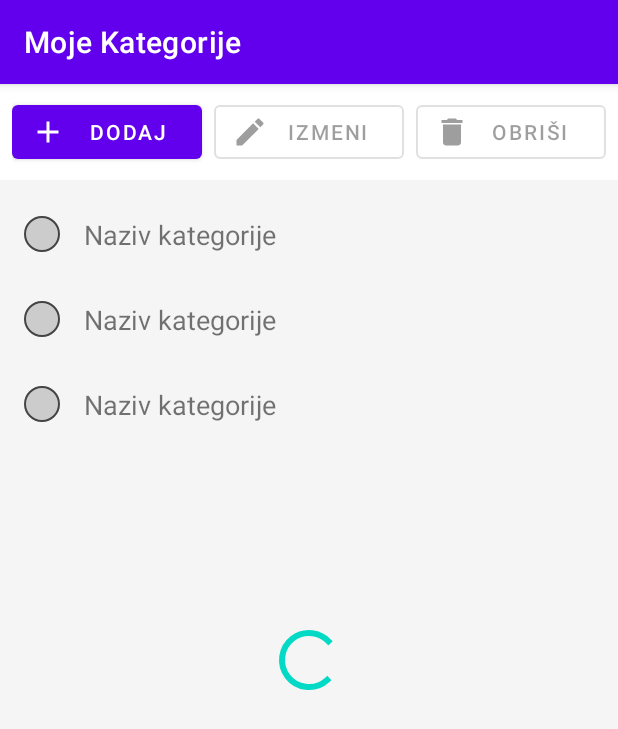
After one commit to katarinap02/e2-ma-tim11-2025, an Android app: the layout activity_category.xml on its own in the app's theme, with its tools: preview values and no code run, on a phone screen of 412 x 824 dp. The commit adds this screen. Shown: the top 729 px of the screen. Run offline under Robolectric (Android 15) with nearby library versions, the phone set to English and light mode, and no system bars.

Commit message:
added view and add categories

```diff
--- a/app/src/main/AndroidManifest.xml
+++ b/app/src/main/AndroidManifest.xml
@@ -1,6 +1,7 @@
 <?xml version="1.0" encoding="utf-8"?>
 <manifest xmlns:android="http://schemas.android.com/apk/res/android"
     xmlns:tools="http://schemas.android.com/tools">
+
     <uses-permission android:name="android.permission.ACCESS_NETWORK_STATE" />
 
     <application
@@ -14,6 +15,9 @@
         android:theme="@style/Theme.Team11Project"
         tools:targetApi="31">
         <activity
+            android:name=".presentation.activities.CategoryActivity"
+            android:exported="false" />
+        <activity
             android:name=".presentation.activities.MainActivity"
             android:exported="true">
             <intent-filter>
--- /dev/null
+++ b/app/src/main/java/com/example/team11project/domain/repository/RepositoryCallback.java
@@ -0,0 +1,6 @@
+package com.example.team11project.domain.repository;
+
+public interface RepositoryCallback<T> {
+    void onSuccess(T result);
+    void onFailure(Exception e);
+}
--- /dev/null
+++ b/app/src/main/res/drawable/color_circle_background.xml
@@ -0,0 +1,11 @@
+<?xml version="1.0" encoding="utf-8"?>
+<shape xmlns:android="http://schemas.android.com/apk/res/android"
+    android:shape="oval">
+    <!--
+         U adapteru ćemo je programski menjati boju. -->
+    <solid android:color="#CCCCCC" />
+    <stroke
+        android:width="1dp"
+        android:color="#444444" />
+
+</shape>
--- /dev/null
+++ b/app/src/main/res/drawable/ic_add.xml
@@ -0,0 +1,5 @@
+<vector xmlns:android="http://schemas.android.com/apk/res/android" android:height="24dp" android:tint="#000000" android:viewportHeight="24" android:viewportWidth="24" android:width="24dp">
+
+    <path android:fillColor="@android:color/white" android:pathData="M19,13h-6v6h-2v-6H5v-2h6V5h2v6h6v2z"/>
+
+</vector>
--- /dev/null
+++ b/app/src/main/res/drawable/ic_delete.xml
@@ -0,0 +1,5 @@
+<vector xmlns:android="http://schemas.android.com/apk/res/android" android:height="24dp" android:tint="#000000" android:viewportHeight="24" android:viewportWidth="24" android:width="24dp">
+
+    <path android:fillColor="@android:color/white" android:pathData="M6,19c0,1.1 0.9,2 2,2h8c1.1,0 2,-0.9 2,-2V7H6v12zM19,4h-3.5l-1,-1h-5l-1,1H5v2h14V4z"/>
+
+</vector>
--- /dev/null
+++ b/app/src/main/res/drawable/ic_edit.xml
@@ -0,0 +1,5 @@
+<vector xmlns:android="http://schemas.android.com/apk/res/android" android:height="24dp" android:tint="#000000" android:viewportHeight="24" android:viewportWidth="24" android:width="24dp">
+
+    <path android:fillColor="@android:color/white" android:pathData="M3,17.25V21h3.75L17.81,9.94l-3.75,-3.75L3,17.25zM20.71,7.04c0.39,-0.39 0.39,-1.02 0,-1.41l-2.34,-2.34c-0.39,-0.39 -1.02,-0.39 -1.41,0l-1.83,1.83 3.75,3.75 1.83,-1.83z"/>
+
+</vector>
--- /dev/null
+++ b/app/src/main/res/layout/activity_category.xml
@@ -0,0 +1,107 @@
+<?xml version="1.0" encoding="utf-8"?>
+<androidx.coordinatorlayout.widget.CoordinatorLayout xmlns:android="http://schemas.android.com/apk/res/android"
+    xmlns:app="http://schemas.android.com/apk/res-auto"
+    xmlns:tools="http://schemas.android.com/tools"
+    android:layout_width="match_parent"
+    android:layout_height="match_parent"
+    android:background="#F5F5F5"
+    tools:context=".presentation.activities.CategoryActivity">
+
+    <!-- 1. AppBar na vrhu ekrana za naslov -->
+    <com.google.android.material.appbar.AppBarLayout
+        android:id="@+id/app_bar_layout"
+        android:layout_width="match_parent"
+        android:layout_height="wrap_content"
+        android:theme="@style/ThemeOverlay.AppCompat.Dark.ActionBar">
+
+        <com.google.android.material.appbar.MaterialToolbar
+            android:id="@+id/toolbar"
+            android:layout_width="match_parent"
+            android:layout_height="?attr/actionBarSize"
+            app:title="@string/categories_screen_title" />
+
+    </com.google.android.material.appbar.AppBarLayout>
+
+    <!-- Glavni sadržaj ekrana -->
+    <androidx.constraintlayout.widget.ConstraintLayout
+        android:layout_width="match_parent"
+        android:layout_height="match_parent"
+        app:layout_behavior="@string/appbar_scrolling_view_behavior">
+
+        <!-- 2. Sekcija sa dugmićima za akcije -->
+        <LinearLayout
+            android:id="@+id/action_buttons_layout"
+            android:layout_width="0dp"
+            android:layout_height="wrap_content"
+            android:orientation="horizontal"
+            android:padding="8dp"
+            android:background="@android:color/white"
+            app:layout_constraintTop_toTopOf="parent"
+            app:layout_constraintStart_toStartOf="parent"
+            app:layout_constraintEnd_toEndOf="parent">
+
+            <!-- Dugme za dodavanje -->
+            <com.google.android.material.button.MaterialButton
+                android:id="@+id/button_add"
+                style="@style/Widget.MaterialComponents.Button.Icon"
+                android:layout_width="0dp"
+                android:layout_height="wrap_content"
+                android:layout_weight="1"
+                android:text="@string/button_add"
+                app:icon="@drawable/ic_add" />
+
+            <!-- Dugme za izmenu (početno onemogućeno) -->
+            <com.google.android.material.button.MaterialButton
+                android:id="@+id/button_edit"
+                style="@style/Widget.MaterialComponents.Button.OutlinedButton.Icon"
+                android:layout_width="0dp"
+                android:layout_height="wrap_content"
+                android:layout_weight="1"
+                android:layout_marginStart="8dp"
+                android:enabled="false"
+                android:text="@string/button_edit"
+                app:icon="@drawable/ic_edit" />
+
+            <!-- Dugme za brisanje (početno onemogućeno) -->
+            <com.google.android.material.button.MaterialButton
+                android:id="@+id/button_delete"
+                style="@style/Widget.MaterialComponents.Button.OutlinedButton.Icon"
+                android:layout_width="0dp"
+                android:layout_height="wrap_content"
+                android:layout_weight="1"
+                android:layout_marginStart="8dp"
+                android:enabled="false"
+                android:text="@string/button_delete"
+                app:icon="@drawable/ic_delete" />
+
+        </LinearLayout>
+
+        <!-- 3. Lista kategorija -->
+        <androidx.recyclerview.widget.RecyclerView
+            android:id="@+id/categories_recycler_view"
+            android:layout_width="0dp"
+            android:layout_height="0dp"
+            android:clipToPadding="false"
+            android:paddingTop="8dp"
+            android:paddingBottom="8dp"
+            app:layout_constraintTop_toBottomOf="@id/action_buttons_layout"
+            app:layout_constraintBottom_toBottomOf="parent"
+            app:layout_constraintStart_toStartOf="parent"
+            app:layout_constraintEnd_toEndOf="parent"
+            tools:listitem="@layout/item_category" />
+
+        <!--Prikaz učitavanja -->
+        <ProgressBar
+            android:id="@+id/progress_bar"
+            android:layout_width="wrap_content"
+            android:layout_height="wrap_content"
+            android:visibility="gone"
+            app:layout_constraintBottom_toBottomOf="parent"
+            app:layout_constraintEnd_toEndOf="parent"
+            app:layout_constraintStart_toStartOf="parent"
+            app:layout_constraintTop_toTopOf="parent"
+            tools:visibility="visible"/>
+
+    </androidx.constraintlayout.widget.ConstraintLayout>
+
+</androidx.coordinatorlayout.widget.CoordinatorLayout>
--- /dev/null
+++ b/app/src/main/res/layout/item_category.xml
@@ -0,0 +1,24 @@
+<?xml version="1.0" encoding="utf-8"?>
+<LinearLayout xmlns:android="http://schemas.android.com/apk/res/android"
+    android:layout_width="match_parent"
+    android:layout_height="wrap_content"
+    android:orientation="horizontal"
+    android:padding="16dp"
+    android:gravity="center_vertical">
+
+    <View
+        android:id="@+id/color_indicator"
+        android:layout_width="24dp"
+        android:layout_height="24dp"
+        android:background="@drawable/color_circle_background" />
+
+    <TextView
+        android:id="@+id/category_name_text"
+        android:layout_width="0dp"
+        android:layout_height="wrap_content"
+        android:layout_weight="1"
+        android:layout_marginStart="16dp"
+        android:textSize="18sp"
+        android:text="@string/category_name_placeholder" />
+
+</LinearLayout>
--- a/app/src/main/res/values/strings.xml
+++ b/app/src/main/res/values/strings.xml
@@ -1,3 +1,11 @@
 <resources>
     <string name="app_name">Team11Project</string>
+
+    <string name="categories_screen_title">Moje Kategorije</string>
+    <string name="button_add">Dodaj</string>
+    <string name="button_edit">Izmeni</string>
+    <string name="button_delete">Obriši</string>
+    <string name="category_name_placeholder">Naziv kategorije</string>
+    <string name="add_new_category_title">Dodaj kategoriju</string>
+    <string name="category_npr">Npr. Posao, Trening...</string>
 </resources>
--- a/app/src/main/res/values/themes.xml
+++ b/app/src/main/res/values/themes.xml
@@ -1,6 +1,6 @@
 <resources xmlns:tools="http://schemas.android.com/tools">
     <!-- Base application theme. -->
-    <style name="Base.Theme.Team11Project" parent="Theme.Material3.DayNight.NoActionBar">
+    <style name="Base.Theme.Team11Project" parent="Theme.MaterialComponents.DayNight.NoActionBar">
         <!-- Customize your light theme here. -->
         <!-- <item name="colorPrimary">@color/my_light_primary</item> -->
     </style>
```
Also changed, not shown: app/src/main/java/com/example/team11project/data/repository/CategoryRepositoryImpl.java (+5 -5 lines), app/src/main/java/com/example/team11project/domain/repository/CategoryRepository.java (+5 -14 lines), app/src/main/java/com/example/team11project/presentation/activities/CategoryActivity.java (added, +124 -0 lines), app/src/main/java/com/example/team11project/presentation/adapters/CategoryAdapter.java (added, +70 -0 lines), app/src/main/java/com/example/team11project/presentation/viewmodel/CategoryViewModel.java (added, +158 -0 lines), app/src/main/res/layout/add_category_dialog.xml (added, +26 -0 lines), app/src/main/res/values/colors.xml (+8 -0 lines).
